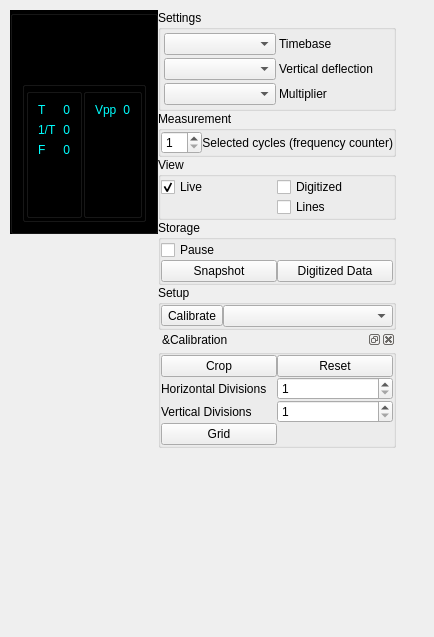
First picture: the form in Forms/Controls.ui, repository JosephEoff/D43, before the edit.
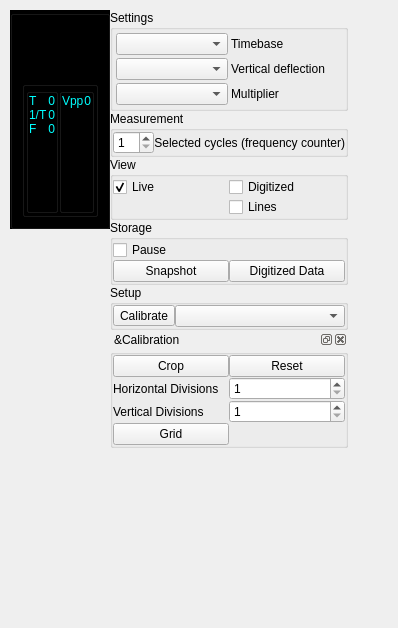
Second picture: the form after the edit. Custom widgets are drawn as their Qt base class.

Commit message: Resized to fit small screen, smaller spacing, save control settings.

What changed in the file:
```diff
--- a/Forms/Controls.ui
+++ b/Forms/Controls.ui
@@ -6,8 +6,8 @@
    <rect>
     <x>0</x>
     <y>0</y>
-    <width>434</width>
-    <height>637</height>
+    <width>398</width>
+    <height>628</height>
    </rect>
   </property>
   <property name="sizePolicy">
@@ -239,6 +239,24 @@
                 <property name="labelAlignment">
                  <set>Qt::AlignLeading|Qt::AlignLeft|Qt::AlignTop</set>
                 </property>
+                <property name="horizontalSpacing">
+                 <number>0</number>
+                </property>
+                <property name="verticalSpacing">
+                 <number>0</number>
+                </property>
+                <property name="leftMargin">
+                 <number>0</number>
+                </property>
+                <property name="topMargin">
+                 <number>0</number>
+                </property>
+                <property name="rightMargin">
+                 <number>0</number>
+                </property>
+                <property name="bottomMargin">
+                 <number>0</number>
+                </property>
                 <item row="0" column="0">
                  <widget class="QLabel" name="labelDeltaT">
                   <property name="sizePolicy">
@@ -368,6 +386,24 @@
                 <property name="labelAlignment">
                  <set>Qt::AlignLeading|Qt::AlignLeft|Qt::AlignTop</set>
                 </property>
+                <property name="horizontalSpacing">
+                 <number>0</number>
+                </property>
+                <property name="verticalSpacing">
+                 <number>0</number>
+                </property>
+                <property name="leftMargin">
+                 <number>0</number>
+                </property>
+                <property name="topMargin">
+                 <number>0</number>
+                </property>
+                <property name="rightMargin">
+                 <number>0</number>
+                </property>
+                <property name="bottomMargin">
+                 <number>0</number>
+                </property>
                 <item row="0" column="0">
                  <widget class="QLabel" name="labelVpp">
                   <property name="sizePolicy">
@@ -428,7 +464,7 @@
       </layout>
      </item>
      <item row="0" column="3">
-      <layout class="QGridLayout" name="layoutControls">
+      <layout class="QGridLayout" name="layoutControls" rowstretch="1,1,1,1,1,1">
        <property name="sizeConstraint">
         <enum>QLayout::SetFixedSize</enum>
        </property>
@@ -442,7 +478,7 @@
         <number>0</number>
        </property>
        <property name="bottomMargin">
-        <number>10</number>
+        <number>0</number>
        </property>
        <property name="spacing">
         <number>0</number>
```
The commit also changes 14 other files.
